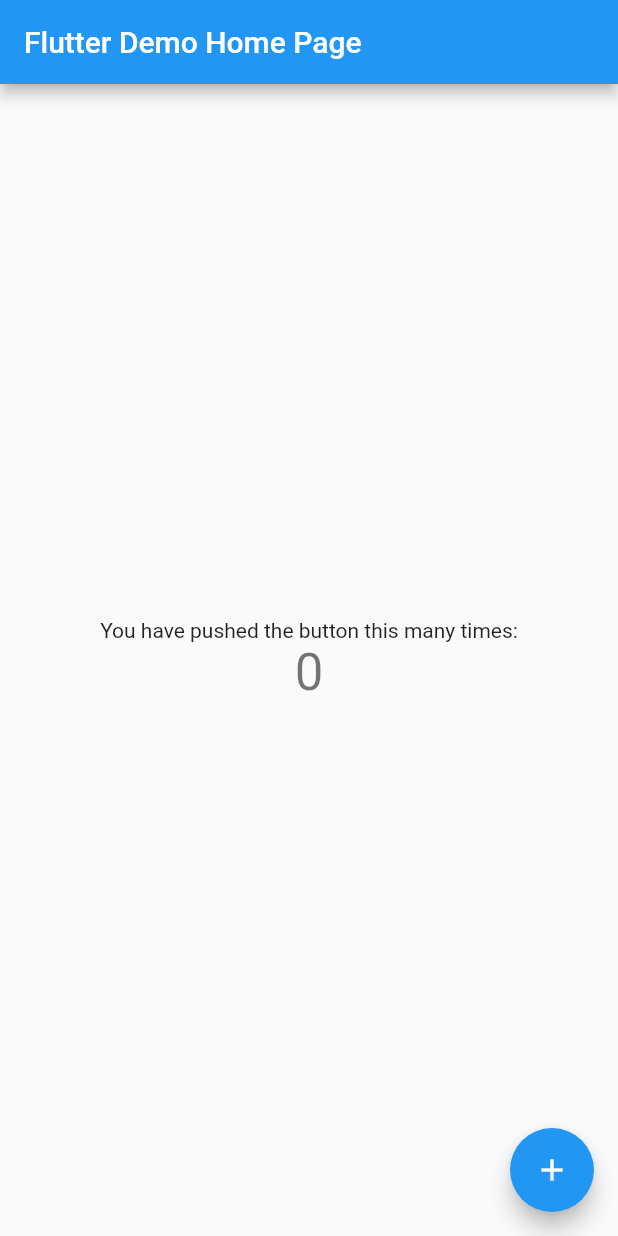
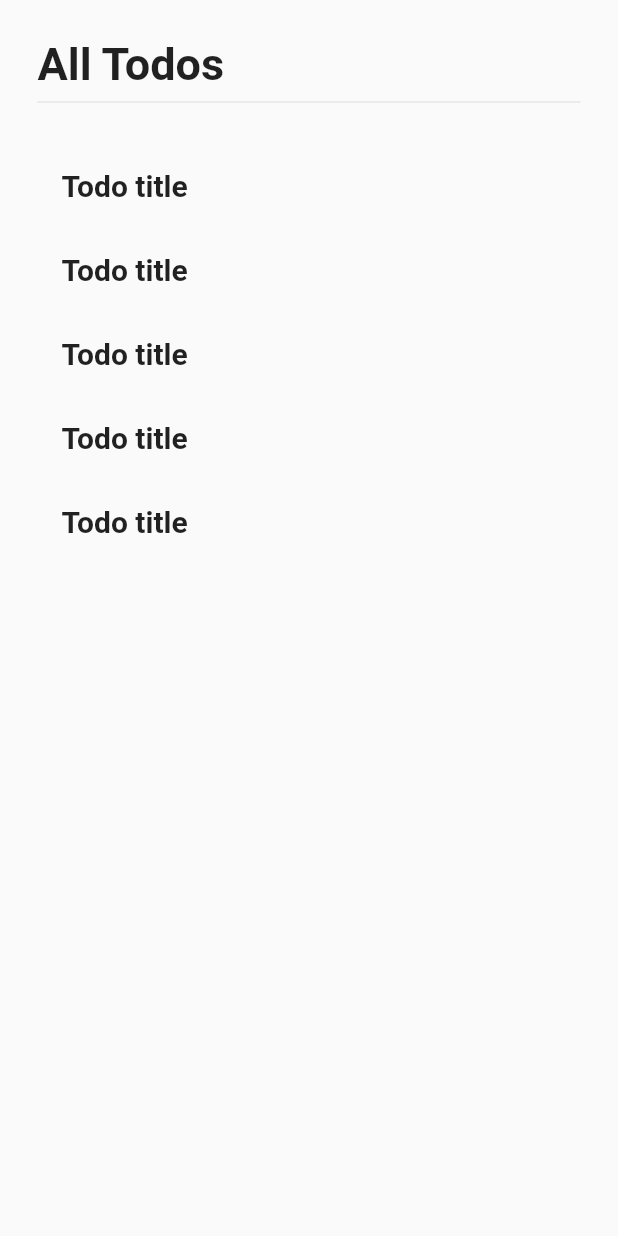
Before and after one commit to tkaveen/Flutter-CRUD, a Flutter app: the screen it shows after launch, on a phone screen of 412 x 824 dp. Run offline on Flutter 3.47's test engine with Material 2 defaults, Android fonts, the phone set to English and light mode, and no system bars.

Commit message:
Todo titles added

```diff
--- a/lib/main.dart
+++ b/lib/main.dart
@@ -1,113 +1,17 @@
+import 'package:crudapp/todoList.dart';
 import 'package:flutter/material.dart';
 
-void main() {
-  runApp(MyApp());
-}
+void main() => runApp(MyApp());
 
 class MyApp extends StatelessWidget {
-  // This widget is the root of your application.
   @override
   Widget build(BuildContext context) {
     return MaterialApp(
-      title: 'Flutter Demo',
+      debugShowCheckedModeBanner: false,
+      home: TodoList(),
       theme: ThemeData(
-        // This is the theme of your application.
-        //
-        // Try running your application with "flutter run". You'll see the
-        // application has a blue toolbar. Then, without quitting the app, try
-        // changing the primarySwatch below to Colors.green and then invoke
-        // "hot reload" (press "r" in the console where you ran "flutter run",
-        // or simply save your changes to "hot reload" in a Flutter IDE).
-        // Notice that the counter didn't reset back to zero; the application
-        // is not restarted.
-        primarySwatch: Colors.blue,
+        primarySwatch: Colors.pink,
       ),
-      home: MyHomePage(title: 'Flutter Demo Home Page'),
     );
   }
 }
-
-class MyHomePage extends StatefulWidget {
-  MyHomePage({Key key, this.title}) : super(key: key);
-
-  // This widget is the home page of your application. It is stateful, meaning
-  // that it has a State object (defined below) that contains fields that affect
-  // how it looks.
-
-  // This class is the configuration for the state. It holds the values (in this
-  // case the title) provided by the parent (in this case the App widget) and
-  // used by the build method of the State. Fields in a Widget subclass are
-  // always marked "final".
-
-  final String title;
-
-  @override
-  _MyHomePageState createState() => _MyHomePageState();
-}
-
-class _MyHomePageState extends State<MyHomePage> {
-  int _counter = 0;
-
-  void _incrementCounter() {
-    setState(() {
-      // This call to setState tells the Flutter framework that something has
-      // changed in this State, which causes it to rerun the build method below
-      // so that the display can reflect the updated values. If we changed
-      // _counter without calling setState(), then the build method would not be
-      // called again, and so nothing would appear to happen.
-      _counter++;
-    });
-  }
-
-  @override
-  Widget build(BuildContext context) {
-    // This method is rerun every time setState is called, for instance as done
-    // by the _incrementCounter method above.
-    //
-    // The Flutter framework has been optimized to make rerunning build methods
-    // fast, so that you can just rebuild anything that needs updating rather
-    // than having to individually change instances of widgets.
-    return Scaffold(
-      appBar: AppBar(
-        // Here we take the value from the MyHomePage object that was created by
-        // the App.build method, and use it to set our appbar title.
-        title: Text(widget.title),
-      ),
-      body: Center(
-        // Center is a layout widget. It takes a single child and positions it
-        // in the middle of the parent.
-        child: Column(
-          // Column is also a layout widget. It takes a list of children and
-          // arranges them vertically. By default, it sizes itself to fit its
-          // children horizontally, and tries to be as tall as its parent.
-          //
-          // Invoke "debug painting" (press "p" in the console, choose the
-          // "Toggle Debug Paint" action from the Flutter Inspector in Android
-          // Studio, or the "Toggle Debug Paint" command in Visual Studio Code)
-          // to see the wireframe for each widget.
-          //
-          // Column has various properties to control how it sizes itself and
-          // how it positions its children. Here we use mainAxisAlignment to
-          // center the children vertically; the main axis here is the vertical
-          // axis because Columns are vertical (the cross axis would be
-          // horizontal).
-          mainAxisAlignment: MainAxisAlignment.center,
-          children: <Widget>[
-            Text(
-              'You have pushed the button this many times:',
-            ),
-            Text(
-              '$_counter',
-              style: Theme.of(context).textTheme.headline4,
-            ),
-          ],
-        ),
-      ),
-      floatingActionButton: FloatingActionButton(
-        onPressed: _incrementCounter,
-        tooltip: 'Increment',
-        child: Icon(Icons.add),
-      ), // This trailing comma makes auto-formatting nicer for build methods.
-    );
-  }
-}
--- /dev/null
+++ b/lib/todoList.dart
@@ -0,0 +1,42 @@
+import 'dart:ui';
+
+import 'package:flutter/material.dart';
+
+class TodoList extends StatelessWidget {
+  @override
+  Widget build(BuildContext context) {
+    return Scaffold(
+      body: SafeArea(
+        child: Padding(
+          padding: EdgeInsets.all(25),
+          child: Column(
+            crossAxisAlignment: CrossAxisAlignment.start,
+            children: [
+              Text(
+                "All Todos",
+                style: TextStyle(fontSize: 30, fontWeight: FontWeight.bold),
+              ),
+              Divider(),
+              SizedBox(
+                height: 20,
+              ),
+              ListView.builder(
+                shrinkWrap: true,
+                itemCount: 5,
+                itemBuilder: (context, index) {
+                  return ListTile(
+                    title: Text(
+                      "Todo title",
+                      style:
+                          TextStyle(fontSize: 20, fontWeight: FontWeight.w600),
+                    ),
+                  );
+                },
+              )
+            ],
+          ),
+        ),
+      ),
+    );
+  }
+}
```
Also changed, not shown: 1 other file.
